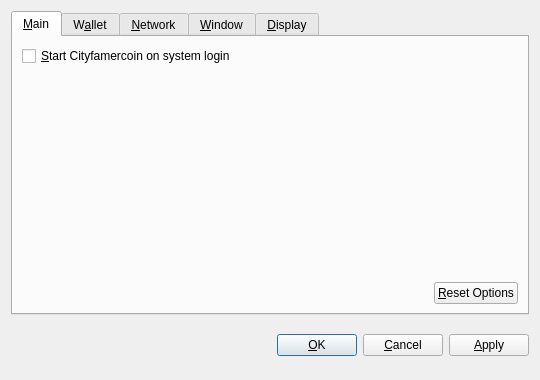
Above: src/qt/forms/optionsdialog.ui from cityfarmer-project/cityfarmer before the change. Below: the same form after it.
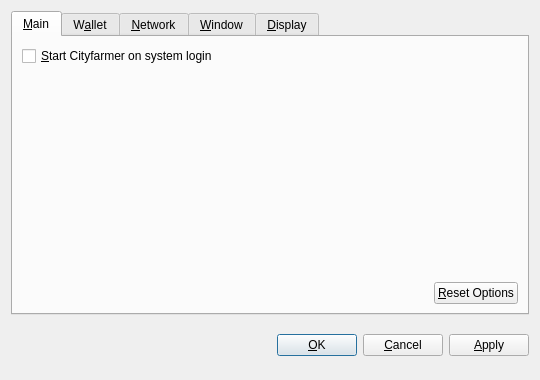
That is the form after the change. Custom widgets are drawn as their Qt base class.

The edit to the form file:
```diff
--- a/src/qt/forms/optionsdialog.ui
+++ b/src/qt/forms/optionsdialog.ui
@@ -36,7 +36,7 @@
           <string>Automatically start Cityfamercoin after logging in to the system.</string>
          </property>
          <property name="text">
-          <string>&amp;Start Cityfamercoin on system login</string>
+          <string>&amp;Start Cityfarmer on system login</string>
          </property>
         </widget>
        </item>
```
Left out of the diff: 10 changed lines with no effect on the pictures.
